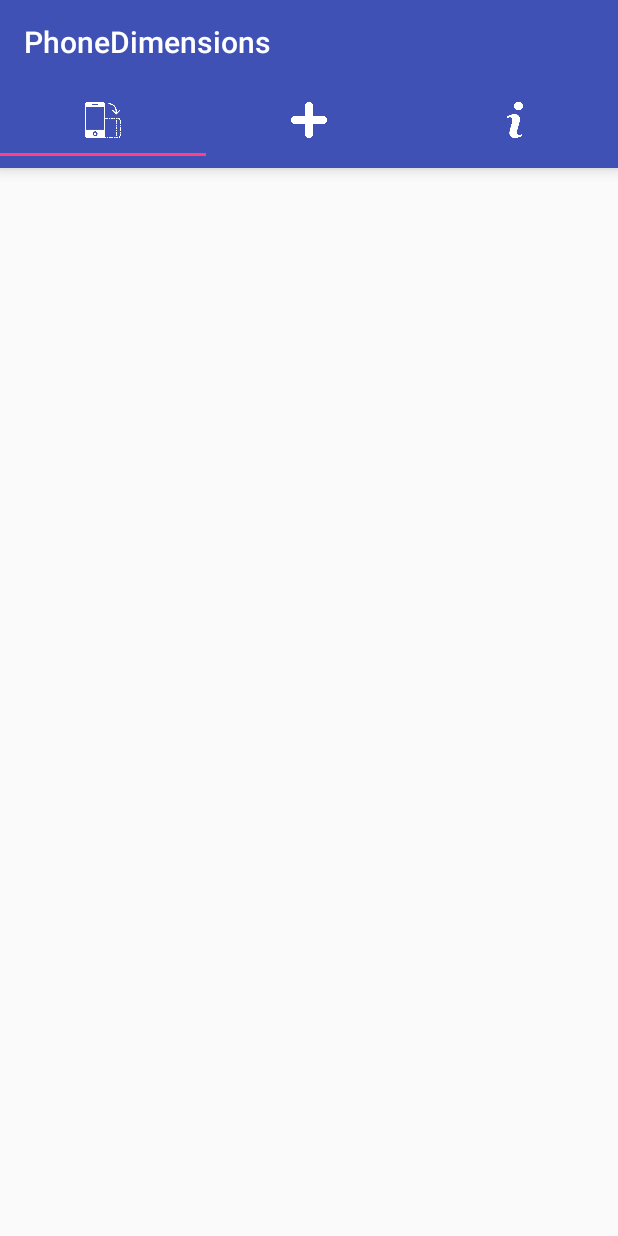
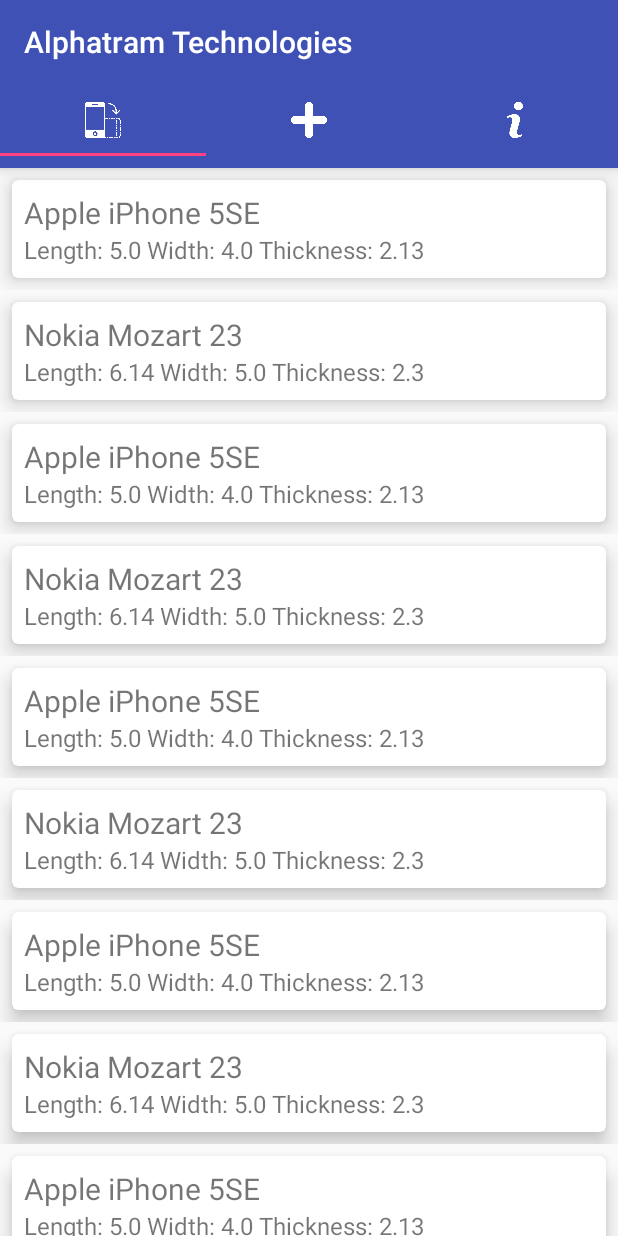
Before and after one commit to footyapps27/ideal-stock, an Android app: the screen it shows after launch (MainActivity), on a phone screen of 412 x 824 dp. Run offline under Robolectric (Android 15) with nearby library versions, the phone set to English and light mode, and no system bars; our stand-ins replace ButterKnife.

Commit message:
Recycler view for phone list implemented.

```diff
--- a/PhoneDimensions/app/build.gradle
+++ b/PhoneDimensions/app/build.gradle
@@ -29,6 +29,7 @@ dependencies {
     compile 'com.android.support:appcompat-v7:24.2.1'
     compile 'com.android.support:support-v4:24.2.1'
     compile 'com.android.support:design:+'
+    compile 'com.android.support:cardview-v7:24.0.+'
     compile 'com.jakewharton:butterknife:8.5.1'
     testCompile 'junit:junit:4.12'
     annotationProcessor 'com.jakewharton:butterknife-compiler:8.5.1'
--- /dev/null
+++ b/PhoneDimensions/app/src/main/java/phonedimension/alphatram/com/phonedimensions/adapter/PhoneListAdapter.java
@@ -0,0 +1,49 @@
+package phonedimension.alphatram.com.phonedimensions.adapter;
+
+import android.content.Context;
+import android.support.v7.widget.RecyclerView;
+import android.view.LayoutInflater;
+import android.view.View;
+import android.view.ViewGroup;
+
+import java.util.List;
+
+import phonedimension.alphatram.com.phonedimensions.R;
+import phonedimension.alphatram.com.phonedimensions.models.Phone;
+import phonedimension.alphatram.com.phonedimensions.ui.viewholders.PhoneListViewHolder;
+
+/**
+ * Created by Samrat on 9/2/17.
+ */
+
+public class PhoneListAdapter extends RecyclerView.Adapter<PhoneListViewHolder> {
+
+    private List<Phone> mPhoneList;
+    private Context mContext;
+
+    public PhoneListAdapter(Context context, List<Phone> phoneList) {
+        this.mContext = context;
+        this.mPhoneList = phoneList;
+    }
+
+    /*********************************/
+    // Abstract Method Implementation
+    /*********************************/
+
+    @Override
+    public PhoneListViewHolder onCreateViewHolder(ViewGroup parent, int viewType) {
+        LayoutInflater layoutInflater = LayoutInflater.from(mContext);
+        View view = layoutInflater.inflate(R.layout.list_item_phone_dimension, parent, false);
+        return new PhoneListViewHolder(view);
+    }
+
+    @Override
+    public void onBindViewHolder(PhoneListViewHolder holder, int position) {
+        Phone phone = mPhoneList.get(position);
+        holder.bindHolder(phone);
+    }
+    @Override
+    public int getItemCount() {
+        return mPhoneList.size();
+    }
+}
--- a/PhoneDimensions/app/src/main/java/phonedimension/alphatram/com/phonedimensions/ui/activities/MainActivity.java
+++ b/PhoneDimensions/app/src/main/java/phonedimension/alphatram/com/phonedimensions/ui/activities/MainActivity.java
@@ -66,13 +66,13 @@ public class MainActivity extends BaseActivity {
                 Fragment fragment = null;
                 switch (position) {
                     // TODO: - Add the correct instances of the fragments
-                    case 1:
+                    case 0:
                         fragment = new PhoneDimensionsListFragment();
                         break;
-                    case 2:
+                    case 1:
                         fragment = new AddPhoneDimensionFragment();
                         break;
-                    case 3:
+                    case 2:
                         fragment = new AboutUsFragment();
                         break;
                     default:
--- a/PhoneDimensions/app/src/main/java/phonedimension/alphatram/com/phonedimensions/ui/fragments/PhoneDimensionsListFragment.java
+++ b/PhoneDimensions/app/src/main/java/phonedimension/alphatram/com/phonedimensions/ui/fragments/PhoneDimensionsListFragment.java
@@ -9,9 +9,14 @@ import android.view.LayoutInflater;
 import android.view.View;
 import android.view.ViewGroup;
 
+import java.util.ArrayList;
+import java.util.List;
+
 import butterknife.BindView;
 import butterknife.ButterKnife;
 import phonedimension.alphatram.com.phonedimensions.R;
+import phonedimension.alphatram.com.phonedimensions.adapter.PhoneListAdapter;
+import phonedimension.alphatram.com.phonedimensions.models.Phone;
 
 /**
  * A simple {@link Fragment} subclass.
@@ -38,6 +43,46 @@ public class PhoneDimensionsListFragment extends Fragment {
         View view = inflater.inflate(R.layout.fragment_phone_dimensions_list, container, false);
         ButterKnife.bind(this, view);
         mRecyclerView.setLayoutManager(new LinearLayoutManager(getActivity()));
+
+        updateUI();
+
         return view;
     }
+
+    /******************************/
+    // Private Methods
+    /******************************/
+    private void updateUI() {
+        List<Phone> phones = new ArrayList<>();
+        Phone phone1 = new Phone();
+        phone1.setBrand("Apple");
+        phone1.setModel("iPhone 5SE");
+        phone1.setLength(5);
+        phone1.setWidth(4);
+        phone1.setThickness(2.13);
+
+        Phone phone2 = new Phone();
+        phone2.setBrand("Nokia");
+        phone2.setModel("Mozart 23");
+        phone2.setLength(6.14);
+        phone2.setWidth(5);
+        phone2.setThickness(2.3);
+
+
+        phones.add(phone1);
+        phones.add(phone2);
+        phones.add(phone1);
+        phones.add(phone2);
+        phones.add(phone1);
+        phones.add(phone2);
+        phones.add(phone1);
+        phones.add(phone2);
+        phones.add(phone1);
+        phones.add(phone2);
+
+
+        PhoneListAdapter phoneListAdapter = new PhoneListAdapter(getActivity(), phones);
+        mRecyclerView.setAdapter(phoneListAdapter);
+    }
+
 }
--- /dev/null
+++ b/PhoneDimensions/app/src/main/java/phonedimension/alphatram/com/phonedimensions/ui/viewholders/PhoneListViewHolder.java
@@ -0,0 +1,38 @@
+package phonedimension.alphatram.com.phonedimensions.ui.viewholders;
+
+import android.support.v4.view.ViewPager;
+import android.support.v7.widget.RecyclerView;
+import android.view.View;
+import android.widget.TextView;
+
+import butterknife.BindView;
+import butterknife.ButterKnife;
+import phonedimension.alphatram.com.phonedimensions.R;
+import phonedimension.alphatram.com.phonedimensions.models.Phone;
+
+/**
+ * Created by Samrat on 9/2/17.
+ */
+
+public class PhoneListViewHolder extends RecyclerView.ViewHolder {
+
+    @BindView(R.id.phone_brand_and_model)
+    TextView mTextViewPhoneBrandAndModel;
+
+    @BindView(R.id.phone_dimensions)
+    TextView mTextViewPhoneDimensions;
+
+    public PhoneListViewHolder(View itemView) {
+        super(itemView);
+        ButterKnife.bind(this, itemView);
+    }
+
+    public void bindHolder(Phone phone) {
+        String phoneBrandAndModel = phone.getBrand() + " " + phone.getModel();
+        mTextViewPhoneBrandAndModel.setText(phoneBrandAndModel);
+
+        String phoneDimensions = "Length: " + phone.getLength() + " Width: "
+                + phone.getWidth() + " Thickness: " + phone.getThickness();
+        mTextViewPhoneDimensions.setText(phoneDimensions);
+    }
+}
--- a/PhoneDimensions/app/src/main/res/layout/fragment_add_phone_dimension.xml
+++ b/PhoneDimensions/app/src/main/res/layout/fragment_add_phone_dimension.xml
@@ -8,6 +8,6 @@
     <TextView
         android:layout_width="match_parent"
         android:layout_height="match_parent"
-        android:text="@string/hello_blank_fragment"/>
+        android:text="Add New Dimension"/>
 
 </FrameLayout>
--- /dev/null
+++ b/PhoneDimensions/app/src/main/res/layout/list_item_phone_dimension.xml
@@ -0,0 +1,42 @@
+<?xml version="1.0" encoding="utf-8"?>
+<LinearLayout xmlns:android="http://schemas.android.com/apk/res/android"
+              android:layout_width="match_parent"
+              android:layout_height="wrap_content"
+              android:orientation="vertical">
+
+
+    <android.support.v7.widget.CardView
+        android:id="@+id/card_view"
+        xmlns:card_view="http://schemas.android.com/apk/res-auto"
+        android:layout_width="match_parent"
+        android:layout_height="wrap_content"
+        android:layout_gravity="center"
+        android:layout_margin="8dp"
+        card_view:contentPadding="8dp"
+        card_view:cardElevation="8dp"
+        card_view:cardCornerRadius="4dp">
+
+        <LinearLayout xmlns:android="http://schemas.android.com/apk/res/android"
+                      android:layout_width="match_parent"
+                      android:layout_height="wrap_content"
+                      android:orientation="vertical">
+
+            <TextView
+                android:id="@+id/phone_brand_and_model"
+                android:layout_width="match_parent"
+                android:layout_height="wrap_content"
+                android:textSize="20sp"
+                />
+
+            <TextView
+                android:id="@+id/phone_dimensions"
+                android:layout_width="match_parent"
+                android:layout_height="wrap_content"
+                android:textSize="16sp"
+                />
+
+        </LinearLayout>
+
+    </android.support.v7.widget.CardView>
+
+</LinearLayout>
--- a/PhoneDimensions/app/src/main/res/values/strings.xml
+++ b/PhoneDimensions/app/src/main/res/values/strings.xml
@@ -1,5 +1,5 @@
 <resources>
-    <string name="app_name">PhoneDimensions</string>
+    <string name="app_name">Alphatram Technologies</string>
 
     <!-- TODO: Remove or change this placeholder text -->
     <string name="hello_blank_fragment">Hello blank fragment</string>
```
